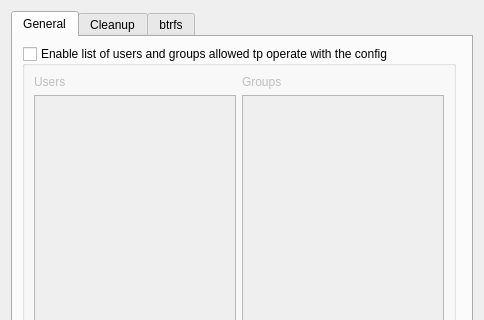
The window that widgets/ConfigSettingsWidget/ConfigSettingsWidget.ui (Wanket/DeSnapper) describes before a commit, drawn with Qt 5; both pictures show x 0 to 484 and y 0 to 320 of the 484 by 468 pixel window.
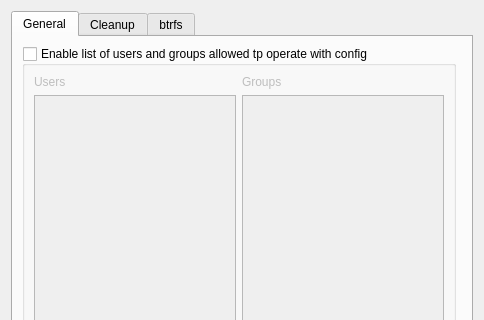
The same window after the commit. Custom widgets are drawn as their Qt base class.

Commit message: Add create config

Patch:
```diff
--- a/widgets/ConfigSettingsWidget/ConfigSettingsWidget.ui
+++ b/widgets/ConfigSettingsWidget/ConfigSettingsWidget.ui
@@ -41,7 +41,7 @@
        <item row="0" column="0">
         <widget class="QGroupBox" name="syncAclGroupBox">
          <property name="title">
-          <string>Enable list of users and groups allowed tp operate with the config</string>
+          <string>Enable list of users and groups allowed tp operate with config</string>
          </property>
          <property name="checkable">
           <bool>true</bool>
```
Left out of the diff: 18 changed lines with no effect on the pictures. The commit also changes 9 other files.
